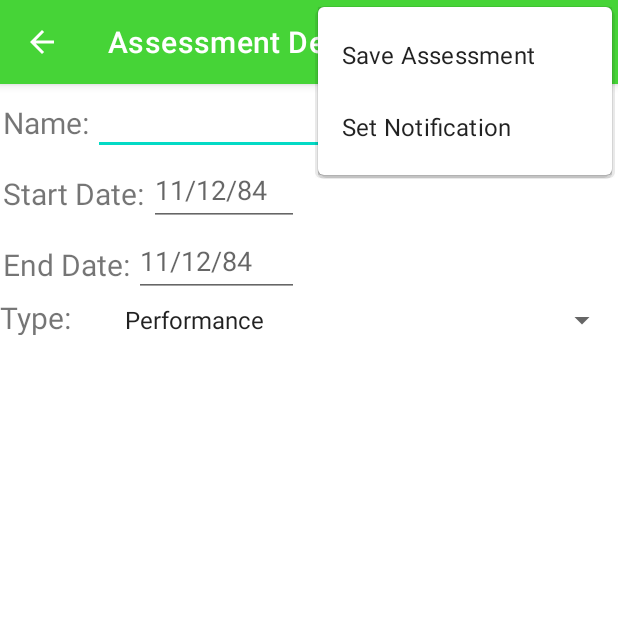
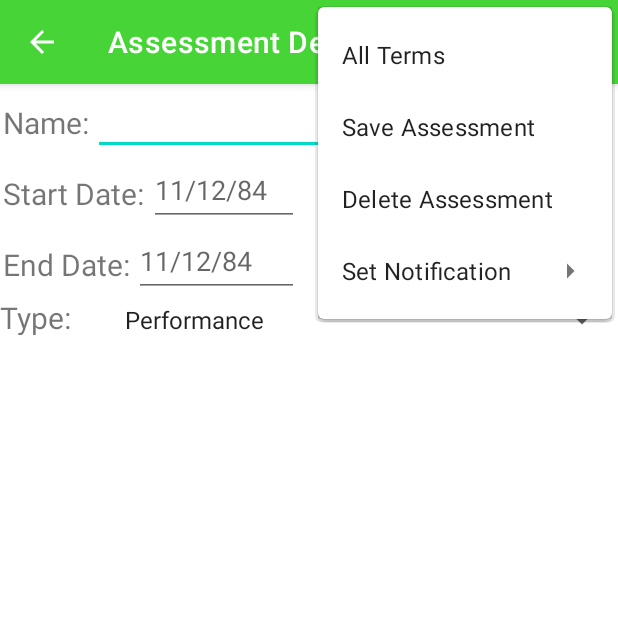
Before and after one commit to creid80/My-College-Journey, an Android app: the AssessmentDetails screen opened directly, with no data from a screen before it, with the options menu open, on a phone screen of 412 x 824 dp, the top half of it. Run offline under Robolectric (Android 15) with nearby library versions, the phone set to English and light mode, and no system bars; our stand-ins replace Room's generated code.

Commit message:
eighth commit

```diff
--- a/app/src/main/java/com/example/c196carolreid/UI/TermDetails.java
+++ b/app/src/main/java/com/example/c196carolreid/UI/TermDetails.java
@@ -184,7 +184,8 @@ public class TermDetails extends AppCompatActivity {
     public boolean onOptionsItemSelected(MenuItem item) {
         switch (item.getItemId()) {
             case R.id.allterms:
-                this.finish();
+                Intent intentHome=new Intent(TermDetails.this,TermList.class);
+                startActivity(intentHome);
                 return true;
             case R.id.termsave:
                 Term term;
--- a/app/src/main/res/menu/menu_assessmentdetails.xml
+++ b/app/src/main/res/menu/menu_assessmentdetails.xml
@@ -1,8 +1,17 @@
 <?xml version="1.0" encoding="utf-8"?>
 <menu  xmlns:android="http://schemas.android.com/apk/res/android" xmlns:app="http://schemas.android.com/apk/res-auto">
 
+    <item android:title="All Terms" android:id="@+id/allterms"/>
+
     <item android:title="@string/save_assessment" android:id="@+id/assessmentsave"/>
 
-    <item android:title="@string/notify" android:id="@+id/notify" android:orderInCategory="100"/>
+    <item android:title="@string/notify" android:id="@+id/notify" android:orderInCategory="100">
+        <menu>
+            <item android:title="@string/start" android:id="@+id/subitemstart"/>
+            <item android:title="@string/end" android:id="@+id/subitemend"/>
+        </menu>
+    </item>
+
+    <item android:title="@string/delete_assessment" android:id="@+id/assessmentdelete"/>
 
 </menu>
--- a/app/src/main/res/menu/menu_coursedetails.xml
+++ b/app/src/main/res/menu/menu_coursedetails.xml
@@ -15,4 +15,8 @@
         </menu>
     </item>
 
+    <item android:title="@string/delete_course" android:id="@+id/coursedelete"/>
+
+    <item android:title="@string/add_new_assessment" android:id="@+id/addNewAssessment"/>
+
 </menu>
--- a/app/src/main/res/values/strings.xml
+++ b/app/src/main/res/values/strings.xml
@@ -5,6 +5,9 @@
     <string name="notify">Set Notification</string>
     <string name="save_term">Save Term</string>
     <string name="delete_term">Delete Term</string>
+    <string name="delete_course">Delete Course</string>
+    <string name="delete_assessment">Delete Assessment</string>
+    <string name="add_new_assessment">Add New Assessment</string>
     <string name="add_new_course">Add New Course</string>
     <string name="add_new_term">Add New Term</string>
     <string name="channel_name">JourneyChannel</string>
```
Also changed, not shown: app/src/main/java/com/example/c196carolreid/UI/AssessmentDetails.java (+14 -6 lines), app/src/main/java/com/example/c196carolreid/UI/CourseDetails.java (+46 -6 lines).
